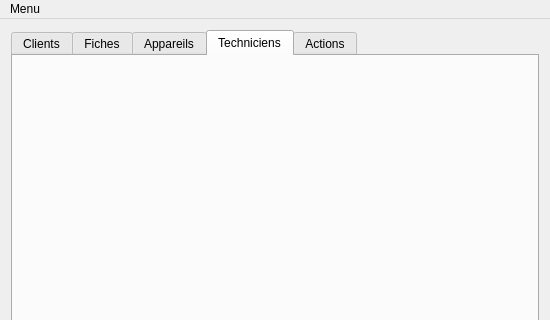
Above: InfoDynamiqueQt/vueprincipale.ui from AlexandreGirardin/ProjetAnalyse before the change; both pictures show x 0 to 550 and y 0 to 320 of the 550 by 500 pixel window. Below: the same form after it.
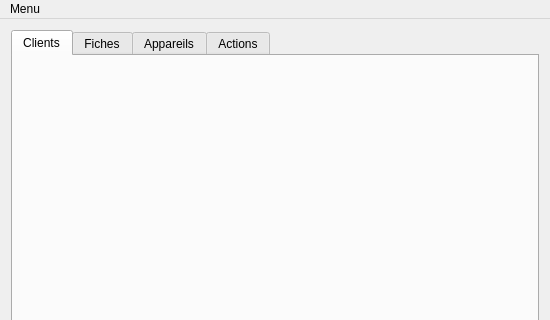
That is the form after the change. The open tabs and pages were chosen to show the change.

Diff of the .ui file:
```diff
--- a/InfoDynamiqueQt/vueprincipale.ui
+++ b/InfoDynamiqueQt/vueprincipale.ui
@@ -62,12 +62,6 @@
        </attribute>
        <layout class="QVBoxLayout" name="verticalLayout_4"/>
       </widget>
-      <widget class="QWidget" name="ongletTechniciens">
-       <attribute name="title">
-        <string>Techniciens</string>
-       </attribute>
-       <layout class="QVBoxLayout" name="verticalLayout_5"/>
-      </widget>
       <widget class="QWidget" name="ongletActions">
        <attribute name="title">
         <string>Actions</string>
```
